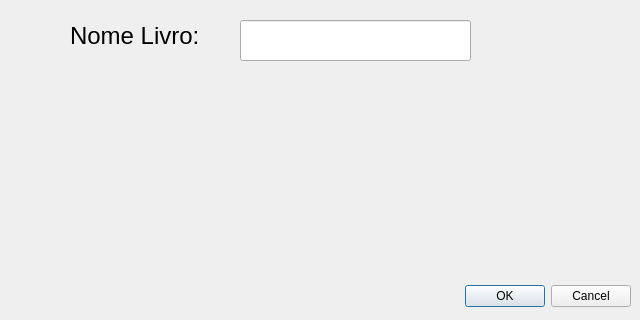
Before: the Qt Designer form T3/telaLivro.ui in RodrigoSchmitz/DSOII-T3-e-T4, drawn with Qt 5; both pictures show x 0 to 640 and y 160 to 480 of the 640 by 480 pixel window.
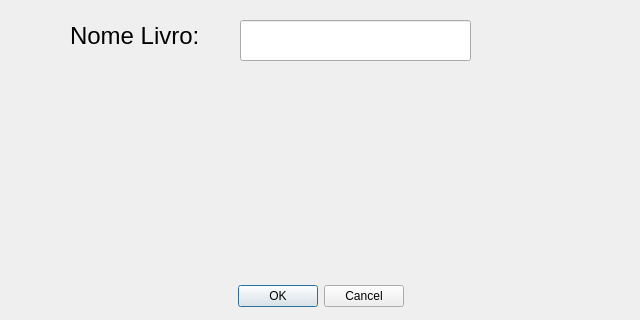
After: the same form once the commit is applied.

Patch:
```diff
--- a/T3/telaLivro.ui
+++ b/T3/telaLivro.ui
@@ -28,6 +28,9 @@
    <property name="standardButtons">
     <set>QDialogButtonBox::Cancel|QDialogButtonBox::Ok</set>
    </property>
+   <property name="centerButtons">
+    <bool>true</bool>
+   </property>
   </widget>
   <widget class="QLineEdit" name="inputNome">
    <property name="geometry">
```
